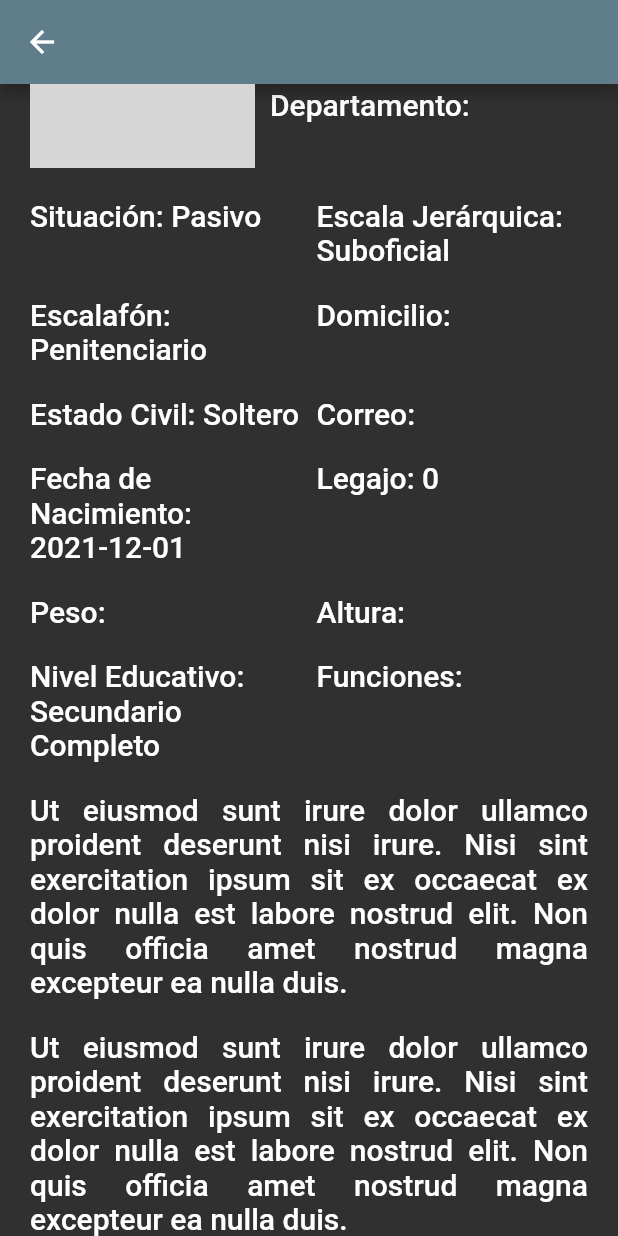
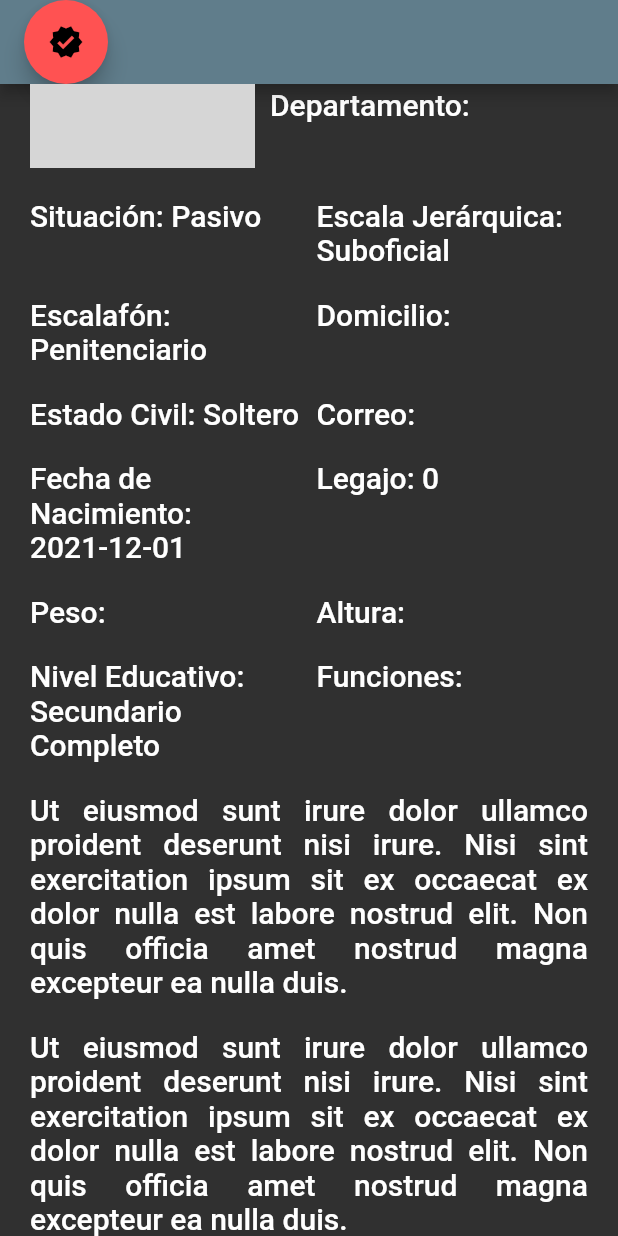
Before and after one commit to FSALVA157/fl_cartilla_firebase, a Flutter app: the DetailsScreen screen opened directly with empty values, scrolled down 138 dp, on a phone screen of 412 x 824 dp. Run offline on Flutter 3.47's test engine with Material 2 defaults, Android fonts, the phone set to English and light mode, and no system bars; missing offline and left inert: flutter_barcode_scanner, stylish_dialog; network calls fail; grey boxes are pictures that could not be loaded.

Commit message:
penultima version

```diff
--- a/lib/pages/details_page.dart
+++ b/lib/pages/details_page.dart
@@ -2,6 +2,7 @@ import 'package:cartilla_flutter/models/personal_response.dart';
 import 'package:cartilla_flutter/providers/dni_provider.dart';
 import 'package:flutter/material.dart';
 import 'package:provider/provider.dart';
+import 'package:stylish_dialog/stylish_dialog.dart';
 
 class DetailsScreen extends StatelessWidget {
   const DetailsScreen({Key? key}) : super(key: key);
@@ -13,7 +14,29 @@ class DetailsScreen extends StatelessWidget {
 
     final dniProvider = Provider.of<DniProvider>(context);
 
+    StylishDialog warningDialog = StylishDialog(
+      context: context,
+      alertType: StylishDialogType.WARNING,
+      titleText: 'ACCESO PROHIBIDO!',
+      contentText:
+          'Esta persona cuenta con prohibición de acceso hasta fecha 01/01/2023',
+    );
+    String dni_number = personal.dni.toString();
+    // if (dni_number == "21633094") {
+    //   warningDialog.show();
+    // }
+
     return Scaffold(
+      floatingActionButtonLocation: FloatingActionButtonLocation.startTop,
+      floatingActionButton: FloatingActionButton(
+        backgroundColor: Colors.redAccent,
+        child: Icon(Icons.verified),
+        onPressed: () {
+          if (dni_number == "21633094") {
+            warningDialog.show();
+          }
+        },
+      ),
       body: CustomScrollView(
         slivers: [
           _CustomAppBar(
--- a/lib/providers/dni_provider.dart
+++ b/lib/providers/dni_provider.dart
@@ -13,7 +13,6 @@ class DniProvider extends ChangeNotifier {
   String dniEjemplar = "";
 
   getData(List<String> datos) {
-    print('EJECUTANDO GET DATA!!!');
     this.dniTramite = datos[0];
     this.dniApellido = datos[1];
     this.dniNombre = datos[2];
--- a/pubspec.yaml
+++ b/pubspec.yaml
@@ -37,6 +37,7 @@ dependencies:
   flutter_barcode_scanner: ^2.0.0
   provider: ^6.0.1
   http: ^0.13.4
+  stylish_dialog: ^0.0.8+1
 
 dev_dependencies:
   flutter_test:
```
Also changed, not shown: lib/widgets/scan_button.dart (+24 -3 lines), pubspec.lock.
